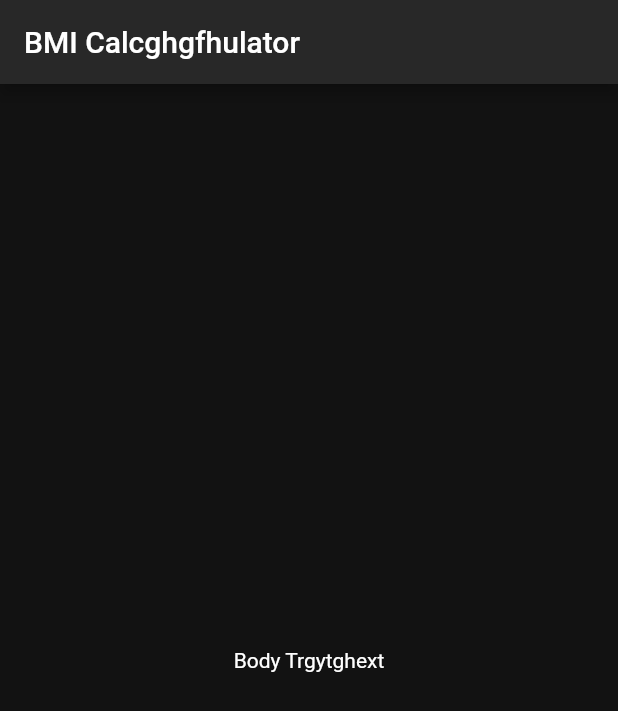
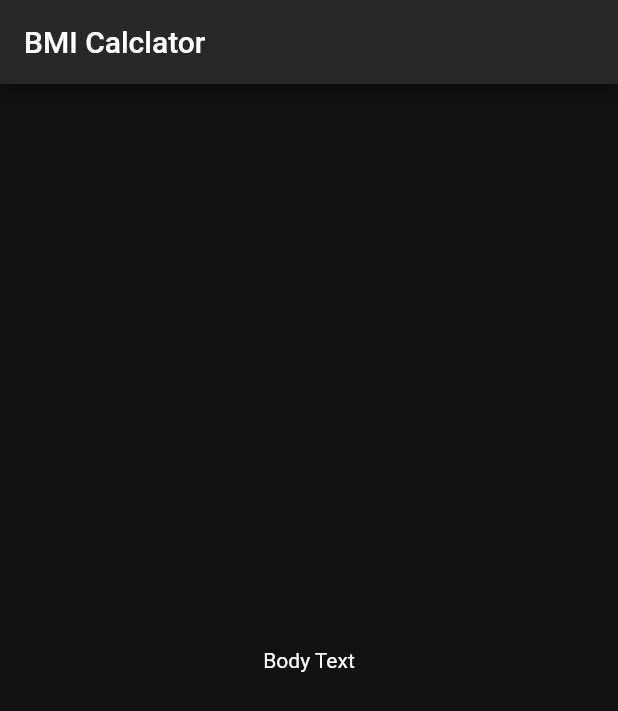
Before and after one commit to eXOffice/bmi_calculator, a Flutter app: the screen it shows after launch, on a phone screen of 412 x 824 dp. Shown: the top 711 px of the screen. Run offline on Flutter 3.47's test engine with Material 2 defaults, Android fonts, the phone set to English and light mode, and no system bars.

```diff
--- a/lib/input_page.dart
+++ b/lib/input_page.dart
@@ -16,11 +16,11 @@ class _InputPageState extends State<InputPage> {
       appBar: AppBar (
         //backgroundColor: Color(0xFF880183),
         title: const Text(
-            'BMI Calcghgfhulator'
+            'BMI Calclator'
         ),
       ),
       body: const Center(
-        child: Text('Body Trgytghext'),
+        child: Text('Body Text'),
       ),
     );
   }
```
